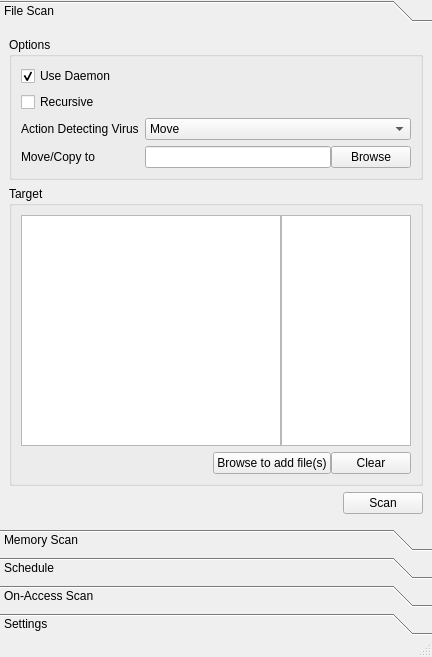
Before: the Qt Designer form mainwindow.ui in Mzzj114/clamqt, drawn with Qt 5.
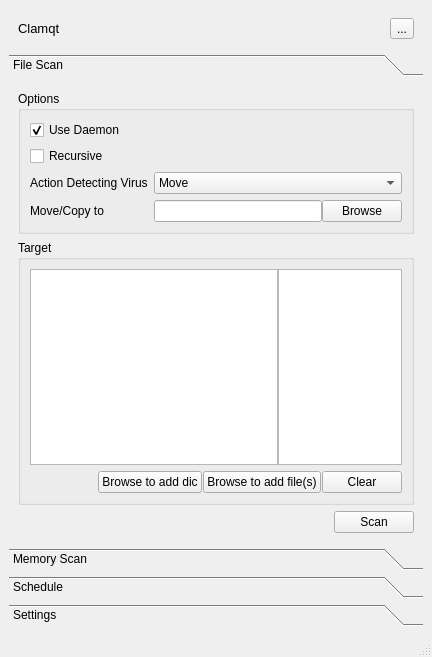
After: the same form once the commit is applied. The open tabs and pages were chosen to show the change. Icons and pictures are not drawn. Custom widgets are drawn as their Qt base class.

What changed in the file:
```diff
--- a/mainwindow.ui
+++ b/mainwindow.ui
@@ -14,22 +14,53 @@
    <string>Clamqt</string>
   </property>
   <widget class="QWidget" name="centralwidget">
-   <layout class="QHBoxLayout" name="horizontalLayout_5">
-    <property name="spacing">
-     <number>0</number>
-    </property>
-    <property name="leftMargin">
-     <number>0</number>
-    </property>
-    <property name="topMargin">
-     <number>0</number>
-    </property>
-    <property name="rightMargin">
-     <number>0</number>
-    </property>
-    <property name="bottomMargin">
-     <number>0</number>
-    </property>
+   <layout class="QVBoxLayout" name="verticalLayout_7">
+    <item>
+     <widget class="Header" name="headerWidget" native="true">
+      <layout class="QHBoxLayout" name="horizontalLayout_5">
+       <item>
+        <widget class="QLabel" name="label_3">
+         <property name="font">
+          <font>
+           <pointsize>10</pointsize>
+           <bold>false</bold>
+          </font>
+         </property>
+         <property name="text">
+          <string>Clamqt</string>
+         </property>
+        </widget>
+       </item>
+       <item>
+        <spacer name="horizontalSpacer_7">
+         <property name="orientation">
+          <enum>Qt::Horizontal</enum>
+         </property>
+         <property name="sizeHint" stdset="0">
+          <size>
+           <width>40</width>
+           <height>20</height>
+          </size>
+         </property>
+        </spacer>
+       </item>
+       <item>
+        <widget class="QToolButton" name="close_btn">
+         <property name="focusPolicy">
+          <enum>Qt::NoFocus</enum>
+         </property>
+         <property name="text">
+          <string>...</string>
+         </property>
+         <property name="icon">
+          <iconset resource="resource.qrc">
+           <normaloff>:/resource/img/close.png</normaloff>:/resource/img/close.png</iconset>
+         </property>
+        </widget>
+       </item>
+      </layout>
+     </widget>
+    </item>
     <item>
      <widget class="QToolBox" name="toolBox">
       <property name="currentIndex">
@@ -40,8 +71,8 @@
         <rect>
          <x>0</x>
          <y>0</y>
-         <width>432</width>
-         <height>470</height>
+         <width>414</width>
+         <height>434</height>
         </rect>
        </property>
        <attribute name="label">
@@ -183,7 +214,7 @@
            <item>
             <layout class="QHBoxLayout" name="horizontalLayout">
              <property name="spacing">
-              <number>0</number>
+              <number>1</number>
              </property>
              <item>
               <spacer name="horizontalSpacer_5">
@@ -198,6 +229,13 @@
                </property>
               </spacer>
              </item>
+             <item>
+              <widget class="QPushButton" name="bowse_d_targ">
+               <property name="text">
+                <string>Browse to add dic</string>
+               </property>
+              </widget>
+             </item>
              <item>
               <widget class="QPushButton" name="bowse_f_targ">
                <property name="text">
@@ -388,11 +426,6 @@
         <string>Schedule</string>
        </attribute>
       </widget>
-      <widget class="QWidget" name="onacc_page">
-       <attribute name="label">
-        <string>On-Access Scan</string>
-       </attribute>
-      </widget>
       <widget class="QWidget" name="setting_page">
        <property name="geometry">
         <rect>
@@ -694,7 +727,17 @@
   </widget>
   <widget class="QStatusBar" name="statusbar"/>
  </widget>
- <resources/>
+ <customwidgets>
+  <customwidget>
+   <class>Header</class>
+   <extends>QWidget</extends>
+   <header>header.h</header>
+   <container>1</container>
+  </customwidget>
+ </customwidgets>
+ <resources>
+  <include location="resource.qrc"/>
+ </resources>
  <connections>
   <connection>
    <sender>f_clear_btn</sender>
```
Left out of the diff: 28 changed lines with no effect on the pictures.
